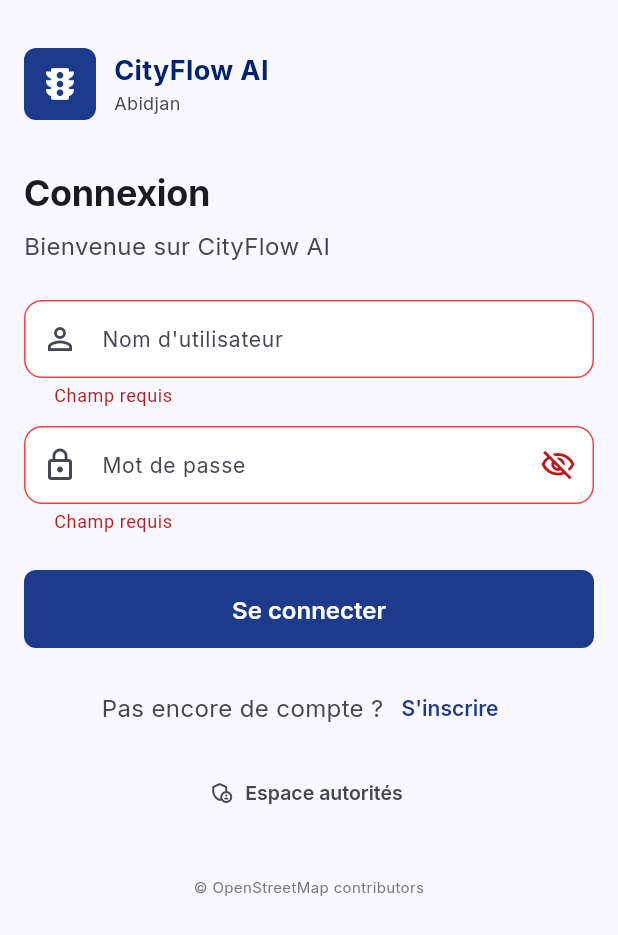
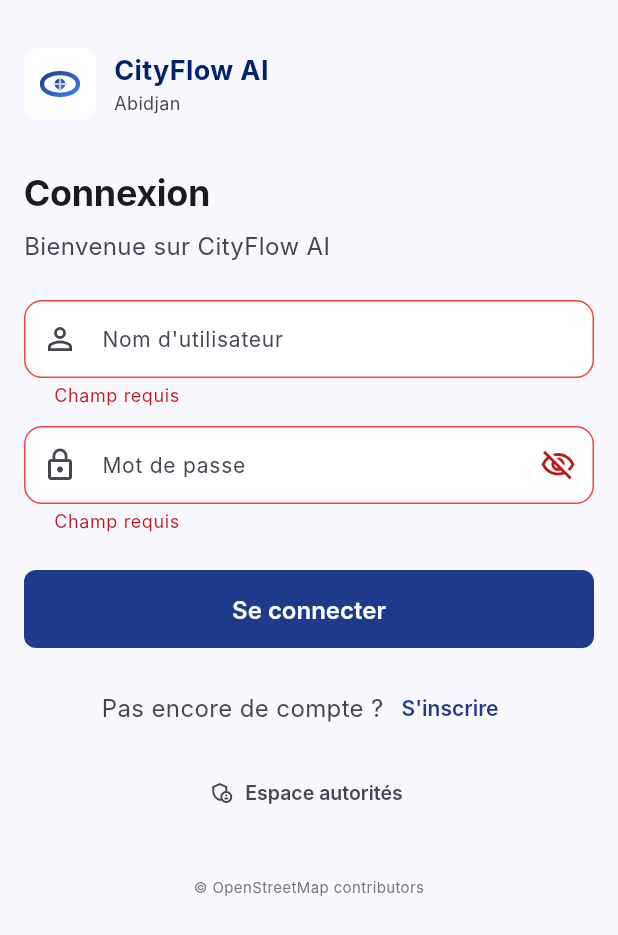
Before and after one commit to herverenard147/nexus-2, a Flutter app: the screen it shows after launch, after a tap on "Se connecter", on a phone screen of 412 x 824 dp. Shown: the top 935 px of the screen. Run offline on Flutter 3.47's test engine with Material 3 defaults, Android fonts, the phone set to English and light mode, and no system bars; our stand-ins replace flutter_secure_storage, flutter_svg.

Commit message:
Flutter : police Inter bundlée + logo SVG Stitch (splash & login)
- assets/fonts/ : Inter-Regular/Medium/SemiBold/Bold.ttf (400/500/600/700)
- pubspec.yaml : déclaration fonts Inter, asset logo SVG, retrait google_fonts,
  ajout flutter_svg ^2.0.10+1
- app_theme.dart : suppression google_fonts, fontFamily: 'Inter' natif sur
  tout le ThemeData (textTheme, AppBar, boutons, navigation)
- splash_screen.dart : SvgPicture.asset logo_cityflow.svg (88×88)
- login_screen.dart : SvgPicture.asset logo_cityflow.svg (48×48)
- flutter analyze : 0 issues

Co-Authored-By: Claude Sonnet 4.6 <noreply@anthropic.com>

```diff
--- a/cityflow_app/lib/screens/login_screen.dart
+++ b/cityflow_app/lib/screens/login_screen.dart
@@ -1,4 +1,5 @@
 import 'package:flutter/material.dart';
+import 'package:flutter_svg/flutter_svg.dart';
 import '../services/api_service.dart';
 import '../theme/app_theme.dart';
 import 'register_screen.dart';
@@ -217,14 +218,10 @@ class _Logo extends StatelessWidget {
   Widget build(BuildContext context) {
     return Row(
       children: [
-        Container(
+        SvgPicture.asset(
+          'assets/images/logo_cityflow.svg',
           width: 48,
           height: 48,
-          decoration: const BoxDecoration(
-            color: AppColors.primary,
-            borderRadius: AppRadius.chipBorder,
-          ),
-          child: const Icon(Icons.traffic, color: AppColors.onPrimary, size: 28),
         ),
         const SizedBox(width: AppSpacing.sm),
         Column(
@@ -236,7 +233,7 @@ class _Logo extends StatelessWidget {
                     fontSize: 18,
                     fontWeight: FontWeight.w700,
                     color: AppColors.primaryDeep)),
-            Text('Abidjan',
+            const Text('Abidjan',
                 style: TextStyle(
                     fontFamily: 'Inter',
                     fontSize: 12,
--- a/cityflow_app/lib/screens/splash_screen.dart
+++ b/cityflow_app/lib/screens/splash_screen.dart
@@ -1,4 +1,5 @@
 import 'package:flutter/material.dart';
+import 'package:flutter_svg/flutter_svg.dart';
 import '../services/api_service.dart';
 import '../theme/app_theme.dart';
 import 'login_screen.dart';
@@ -43,16 +44,10 @@ class _SplashScreenState extends State<SplashScreen> {
         child: Column(
           mainAxisSize: MainAxisSize.min,
           children: [
-            Container(
+            SvgPicture.asset(
+              'assets/images/logo_cityflow.svg',
               width: 88,
               height: 88,
-              decoration: BoxDecoration(
-                color: AppColors.onPrimary,
-                borderRadius: AppRadius.cardBorder,
-              ),
-              child: const Center(
-                child: Icon(Icons.traffic, size: 48, color: AppColors.primary),
-              ),
             ),
             const SizedBox(height: AppSpacing.lg),
             const Text(
--- a/cityflow_app/lib/theme/app_theme.dart
+++ b/cityflow_app/lib/theme/app_theme.dart
@@ -1,5 +1,4 @@
 import 'package:flutter/material.dart';
-import 'package:google_fonts/google_fonts.dart';
 
 abstract final class AppColors {
   static const primary = Color(0xFF1E3A8A);
@@ -87,27 +86,29 @@ ThemeData buildAppTheme() {
     surfaceContainerHighest: Color(0xFFE3E1E9),
   );
 
-  final interTextTheme = GoogleFonts.interTextTheme(const TextTheme(
-    displayLarge: TextStyle(fontSize: 32, fontWeight: FontWeight.w700, letterSpacing: -0.64, height: 1.25),
-    headlineMedium: TextStyle(fontSize: 24, fontWeight: FontWeight.w700, letterSpacing: -0.24, height: 1.33),
-    titleLarge: TextStyle(fontSize: 20, fontWeight: FontWeight.w600, height: 1.4),
-    bodyLarge: TextStyle(fontSize: 18, fontWeight: FontWeight.w400, height: 1.56),
-    bodyMedium: TextStyle(fontSize: 16, fontWeight: FontWeight.w400, height: 1.5),
-    labelLarge: TextStyle(fontSize: 14, fontWeight: FontWeight.w600, letterSpacing: 0.14, height: 1.43),
-    labelSmall: TextStyle(fontSize: 12, fontWeight: FontWeight.w500, letterSpacing: 0.24, height: 1.33),
-  ));
+  const interTextTheme = TextTheme(
+    displayLarge: TextStyle(fontFamily: 'Inter', fontSize: 32, fontWeight: FontWeight.w700, letterSpacing: -0.64, height: 1.25),
+    headlineMedium: TextStyle(fontFamily: 'Inter', fontSize: 24, fontWeight: FontWeight.w700, letterSpacing: -0.24, height: 1.33),
+    titleLarge: TextStyle(fontFamily: 'Inter', fontSize: 20, fontWeight: FontWeight.w600, height: 1.4),
+    bodyLarge: TextStyle(fontFamily: 'Inter', fontSize: 18, fontWeight: FontWeight.w400, height: 1.56),
+    bodyMedium: TextStyle(fontFamily: 'Inter', fontSize: 16, fontWeight: FontWeight.w400, height: 1.5),
+    labelLarge: TextStyle(fontFamily: 'Inter', fontSize: 14, fontWeight: FontWeight.w600, letterSpacing: 0.14, height: 1.43),
+    labelSmall: TextStyle(fontFamily: 'Inter', fontSize: 12, fontWeight: FontWeight.w500, letterSpacing: 0.24, height: 1.33),
+  );
 
   return ThemeData(
     useMaterial3: true,
+    fontFamily: 'Inter',
     colorScheme: colorScheme,
     scaffoldBackgroundColor: AppColors.background,
     textTheme: interTextTheme,
-    appBarTheme: AppBarTheme(
+    appBarTheme: const AppBarTheme(
       backgroundColor: AppColors.surface,
       foregroundColor: AppColors.onSurface,
       elevation: 0,
       surfaceTintColor: Colors.transparent,
-      titleTextStyle: GoogleFonts.inter(
+      titleTextStyle: TextStyle(
+        fontFamily: 'Inter',
         fontSize: 20,
         fontWeight: FontWeight.w600,
         color: AppColors.onSurface,
@@ -144,7 +145,7 @@ ThemeData buildAppTheme() {
         borderRadius: AppRadius.cardBorder,
         borderSide: const BorderSide(color: AppColors.bloque, width: 2),
       ),
-      labelStyle: const TextStyle(color: AppColors.onSurfaceVariant, fontSize: 14),
+      labelStyle: const TextStyle(fontFamily: 'Inter', color: AppColors.onSurfaceVariant, fontSize: 14),
     ),
     elevatedButtonTheme: ElevatedButtonThemeData(
       style: ElevatedButton.styleFrom(
@@ -152,14 +153,14 @@ ThemeData buildAppTheme() {
         foregroundColor: AppColors.onPrimary,
         minimumSize: const Size.fromHeight(52),
         shape: const RoundedRectangleBorder(borderRadius: AppRadius.chipBorder),
-        textStyle: GoogleFonts.inter(fontSize: 16, fontWeight: FontWeight.w600),
+        textStyle: const TextStyle(fontFamily: 'Inter', fontSize: 16, fontWeight: FontWeight.w600),
         elevation: 0,
       ),
     ),
     textButtonTheme: TextButtonThemeData(
       style: TextButton.styleFrom(
         foregroundColor: AppColors.primary,
-        textStyle: GoogleFonts.inter(fontSize: 14, fontWeight: FontWeight.w600),
+        textStyle: const TextStyle(fontFamily: 'Inter', fontSize: 14, fontWeight: FontWeight.w600),
       ),
     ),
     navigationBarTheme: NavigationBarThemeData(
@@ -167,7 +168,8 @@ ThemeData buildAppTheme() {
       indicatorColor: AppColors.primary.withValues(alpha: 0.1),
       labelTextStyle: WidgetStateProperty.resolveWith((states) {
         final active = states.contains(WidgetState.selected);
-        return GoogleFonts.inter(
+        return TextStyle(
+          fontFamily: 'Inter',
           fontSize: 12,
           fontWeight: active ? FontWeight.w600 : FontWeight.w400,
           color: active ? AppColors.primary : AppColors.onSurfaceVariant,
```
Also changed, not shown: cityflow_app/pubspec.yaml (+14 -30 lines), cityflow_app/assets/fonts/Inter-Bold.ttf (added), cityflow_app/assets/fonts/Inter-Medium.ttf (added), cityflow_app/assets/fonts/Inter-Regular.ttf (added), cityflow_app/assets/fonts/Inter-SemiBold.ttf (added), cityflow_app/assets/images/logo_cityflow.svg (added), cityflow_app/pubspec.lock.
